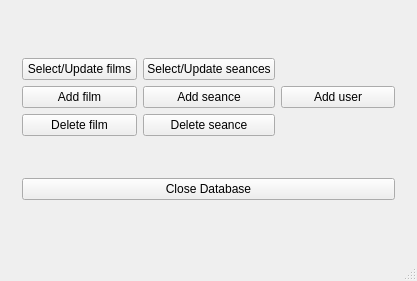
Above: cinema/mainwindow.ui from M1k3FaLc0n/PP_po_PM02 before the change. Below: the same form after it.
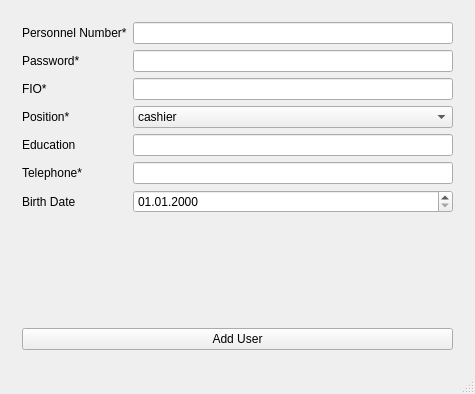
That is the form after the change.

Commit message: almost working "add user"

The edit to the form file:
```diff
--- a/cinema/mainwindow.ui
+++ b/cinema/mainwindow.ui
@@ -6,8 +6,8 @@
    <rect>
     <x>0</x>
     <y>0</y>
-    <width>417</width>
-    <height>281</height>
+    <width>475</width>
+    <height>394</height>
    </rect>
   </property>
   <property name="windowTitle">
@@ -18,7 +18,7 @@
     <item>
      <widget class="QStackedWidget" name="stackedWidget">
       <property name="currentIndex">
-       <number>2</number>
+       <number>3</number>
       </property>
       <widget class="QWidget" name="pageAuth">
        <layout class="QGridLayout" name="gridLayout_3">
@@ -195,6 +195,106 @@
         </item>
        </layout>
       </widget>
+      <widget class="QWidget" name="pageAddUser">
+       <layout class="QVBoxLayout" name="verticalLayout">
+        <item>
+         <layout class="QFormLayout" name="formLayout_2">
+          <item row="0" column="0">
+           <widget class="QLabel" name="labelPersonnelNumber">
+            <property name="text">
+             <string>Personnel Number*</string>
+            </property>
+           </widget>
+          </item>
+          <item row="0" column="1">
+           <widget class="QLineEdit" name="lineEditPersonnelNumber"/>
+          </item>
+          <item row="2" column="0">
+           <widget class="QLabel" name="labelFIO">
+            <property name="text">
+             <string>FIO*</string>
+            </property>
+           </widget>
+          </item>
+          <item row="2" column="1">
+           <widget class="QLineEdit" name="lineEditFIO"/>
+          </item>
+          <item row="3" column="0">
+           <widget class="QLabel" name="label">
+            <property name="text">
+             <string>Position*</string>
+            </property>
+           </widget>
+          </item>
+          <item row="3" column="1">
+           <widget class="QComboBox" name="comboBox">
+            <item>
+             <property name="text">
+              <string>cashier</string>
+             </property>
+            </item>
+            <item>
+             <property name="text">
+              <string>admin</string>
+             </property>
+            </item>
+           </widget>
+          </item>
+          <item row="4" column="0">
+           <widget class="QLabel" name="labelEducation">
+            <property name="text">
+             <string>Education</string>
+            </property>
+           </widget>
+          </item>
+          <item row="4" column="1">
+           <widget class="QLineEdit" name="lineEditEducation"/>
+          </item>
+          <item row="5" column="0">
+           <widget class="QLabel" name="labelTelephone">
+            <property name="text">
+             <string>Telephone*</string>
+            </property>
+           </widget>
+          </item>
+          <item row="5" column="1">
+           <widget class="QLineEdit" name="lineEditTelephone"/>
+          </item>
+          <item row="6" column="0">
+           <widget class="QLabel" name="labelBirthDate">
+            <property name="text">
+             <string>Birth Date</string>
+            </property>
+           </widget>
+          </item>
+          <item row="6" column="1">
+           <widget class="QDateEdit" name="dateEdit">
+            <property name="displayFormat">
+             <string>dd.MM.yyyy</string>
+            </property>
+           </widget>
+          </item>
+          <item row="1" column="0">
+           <widget class="QLabel" name="labelPassword">
+            <property name="text">
+             <string>Password*</string>
+            </property>
+           </widget>
+          </item>
+          <item row="1" column="1">
+           <widget class="QLineEdit" name="lineEditPassword"/>
+          </item>
+         </layout>
+        </item>
+        <item>
+         <widget class="QPushButton" name="pushButtonAddUser_2">
+          <property name="text">
+           <string>Add User</string>
+          </property>
+         </widget>
+        </item>
+       </layout>
+      </widget>
      </widget>
     </item>
    </layout>
```
Left out of the diff: 2 changed lines with no effect on the pictures. The commit also changes 15 other files.
